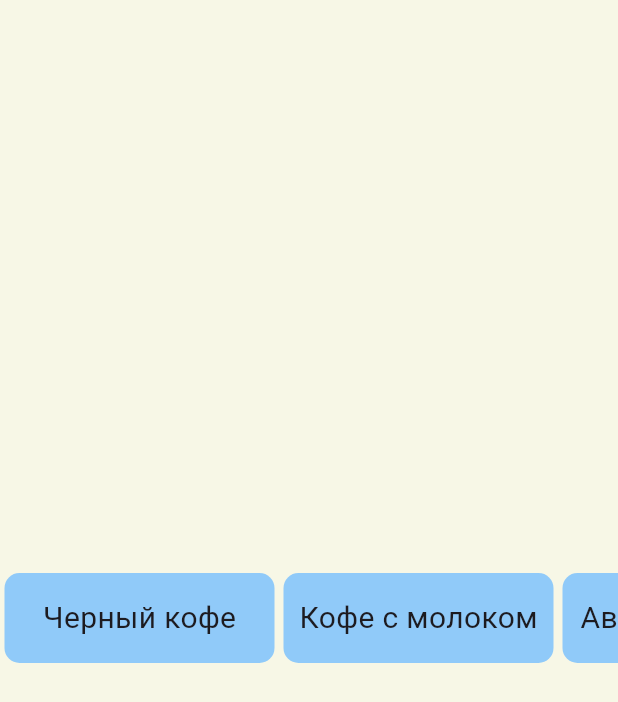
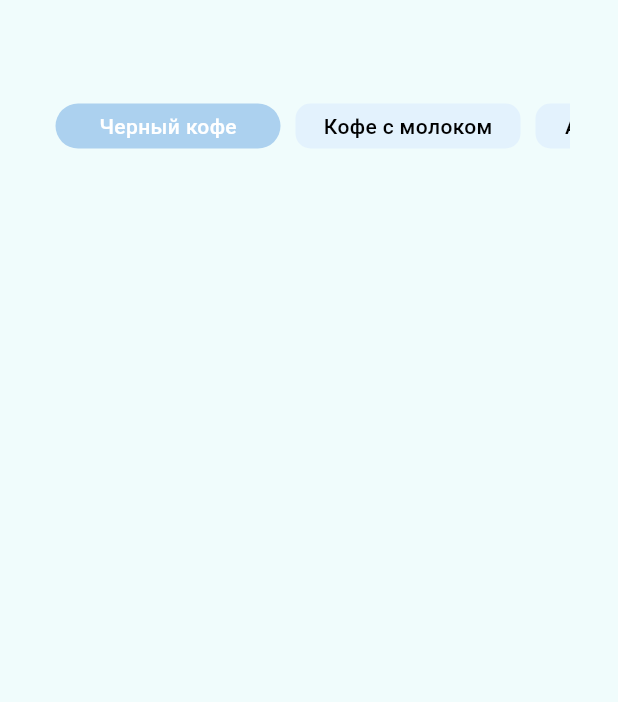
Before and after one commit to DariaBerezina/Coffee_Shop, a Flutter app: the screen it shows after launch, on a phone screen of 412 x 824 dp. Shown: the top 702 px of the screen. Run offline on Flutter 3.47's test engine with Material 3 defaults, Android fonts, the phone set to English and light mode, and no system bars.

```diff
--- a/lib/categories.dart
+++ /dev/null
@@ -1,33 +0,0 @@
-import 'package:flutter/material.dart';
-
-class MyCategory extends StatelessWidget {
-  // const MyCategory({super.key});
-  final String child;
-
-  const MyCategory({super.key, required this.child});
-
-  @override
-  Widget build(BuildContext context) {
-    return Padding(
-      padding: const EdgeInsets.all(3),
-      child: InkWell(
-          onTap: () => (),
-          child: Tab(
-            child: Container(
-                height: 60,
-                width: 180,
-                decoration: BoxDecoration(
-                  borderRadius: BorderRadius.circular(10),
-                  shape: BoxShape.rectangle,
-                  color: Colors.blue[200],
-                ),
-                child: Center(
-                  child: Text(
-                    child,
-                    style: TextStyle(fontSize: 20),
-                  ),
-                )),
-          )),
-    );
-  }
-}
--- a/lib/main.dart
+++ b/lib/main.dart
@@ -1,5 +1,5 @@
 import 'package:flutter/material.dart';
-import 'package:flutter_app/categories.dart';
+import 'package:flutter_app/tab_bar.dart';
 
 void main() {
   runApp(MyApp());
@@ -30,25 +30,28 @@ class HomePage extends StatelessWidget {
     'Авторский кофе',
   ];
 
+  final List _coffee = [
+    'Олеато',
+    'Олеато',
+    'Олеато',
+    'Олеато',
+  ];
+
   @override
   Widget build(BuildContext context) {
     return Scaffold(
-        backgroundColor: Color.fromARGB(255, 247, 247, 230),
-        body: Column(
-          children: [
-            //using categories
-            Expanded(
-              child: ListView.builder(
-                itemCount: _categories.length,
-                scrollDirection: Axis.horizontal,
-                itemBuilder: (context, index) {
-                  return MyCategory(
-                    child: _categories[index],
-                  );
-                },
+      backgroundColor: Color.fromARGB(255, 240, 252, 252),
+      body: Padding(
+        padding: const EdgeInsets.only(left: 32, top: 64, right: 32, bottom: 8),
+        child: Column(
+            crossAxisAlignment: CrossAxisAlignment.start,
+            children: <Widget>[
+              MyTabBar(),
+              SizedBox(
+                height: 8,
               ),
-            ),
-          ],
-        ));
+            ]),
+      ),
+    );
   }
 }
--- /dev/null
+++ b/lib/tab_bar.dart
@@ -0,0 +1,76 @@
+import 'package:flutter/material.dart';
+
+class MyTabBar extends StatefulWidget {
+  // const MyCategory({super.key});
+  const MyTabBar({super.key});
+
+  @override
+  State<MyTabBar> createState() => _MyTabBarState();
+}
+
+class _MyTabBarState extends State<MyTabBar> {
+  int current = 0;
+  final List _categories = [
+    'Черный кофе',
+    'Кофе с молоком',
+    'Авторский кофе',
+  ];
+  @override
+  Widget build(BuildContext context) {
+    return SizedBox(
+      height: 40,
+      width: 350,
+      child: Expanded(
+        flex: 1,
+        child: ListView.builder(
+          physics: BouncingScrollPhysics(),
+          itemCount: _categories.length,
+          scrollDirection: Axis.horizontal,
+          itemBuilder: (context, index) {
+            return GestureDetector(
+              onTap: () {
+                setState(() {
+                  current = index;
+                });
+              },
+              child: AnimatedContainer(
+                duration: const Duration(milliseconds: 300),
+                margin: const EdgeInsets.all(5),
+                width: 150,
+                height: 80,
+                decoration: BoxDecoration(
+                  color: current == index
+                      ? Color.fromARGB(255, 172, 209, 239)
+                      : Colors.blue[50],
+                  borderRadius: current == index
+                      ? BorderRadius.circular(15)
+                      : BorderRadius.circular(10),
+                  // border: current == index
+                  //     ? Border.all(color: Colors.white, width: 4)
+                  //     : null),
+                ),
+                child: SizedBox(
+                    height: 80,
+                    width: 150,
+                    // decoration: BoxDecoration(
+                    //   borderRadius: BorderRadius.circular(30),
+                    //   shape: BoxShape.rectangle,
+                    //   color: Colors.blue[50],
+                    // ),
+                    child: Center(
+                      child: Text(
+                        _categories[index],
+                        style: TextStyle(
+                            fontWeight: FontWeight.w500,
+                            color:
+                                current == index ? Colors.white : Colors.black),
+                      ),
+                    )),
+              ),
+            );
+          },
+        ),
+      ),
+    );
+  }
+}
```
